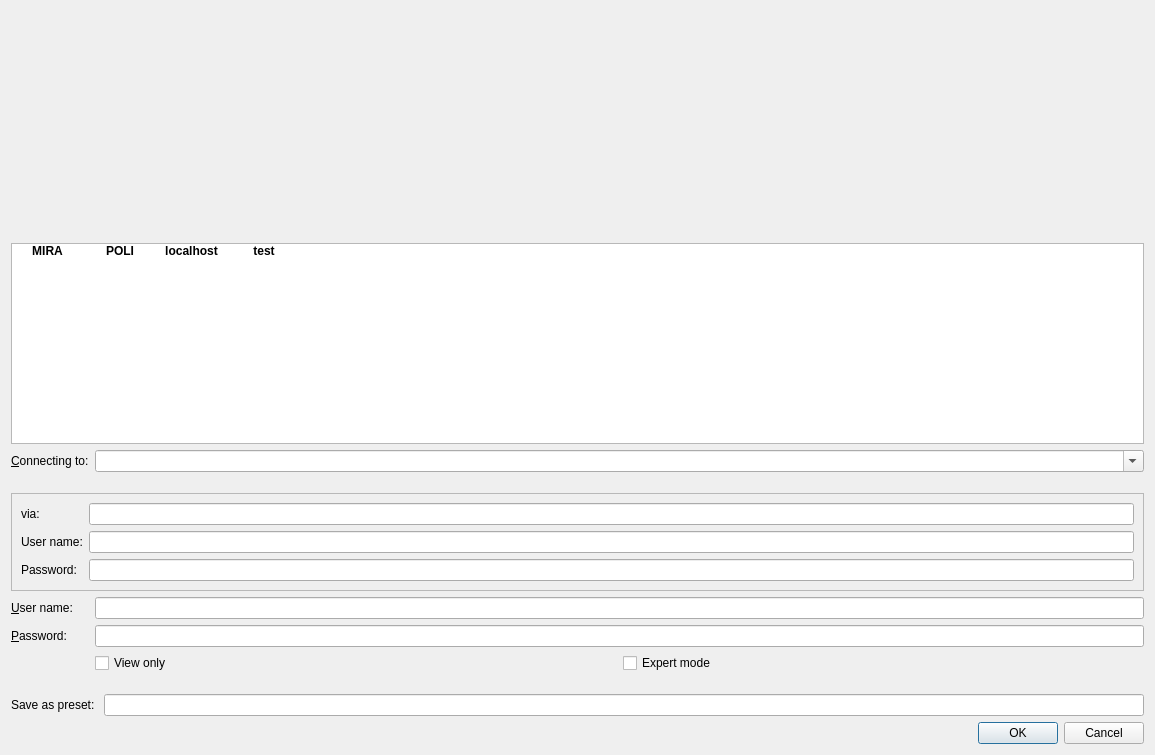
Qt form nicos/clients/gui/dialogs/auth.ui (mlz-ictrl/nicos) before a commit.
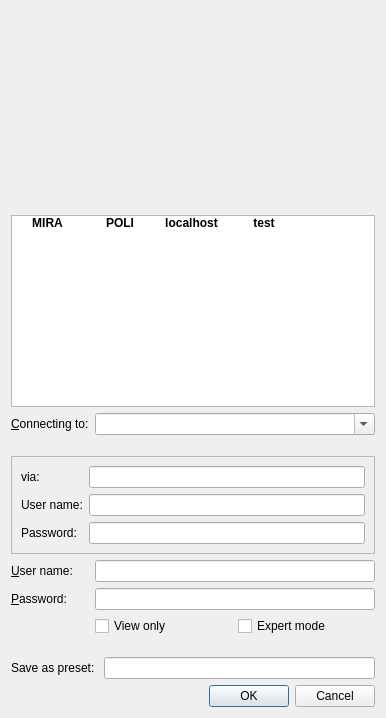
The same form after that commit. Icons and pictures are not drawn.

Commit message: gui: fix default auth dialog sizing

```diff
--- a/nicos/clients/gui/dialogs/auth.ui
+++ b/nicos/clients/gui/dialogs/auth.ui
@@ -6,8 +6,8 @@
    <rect>
     <x>0</x>
     <y>0</y>
-    <width>1155</width>
-    <height>755</height>
+    <width>370</width>
+    <height>718</height>
    </rect>
   </property>
   <property name="sizePolicy">
```
